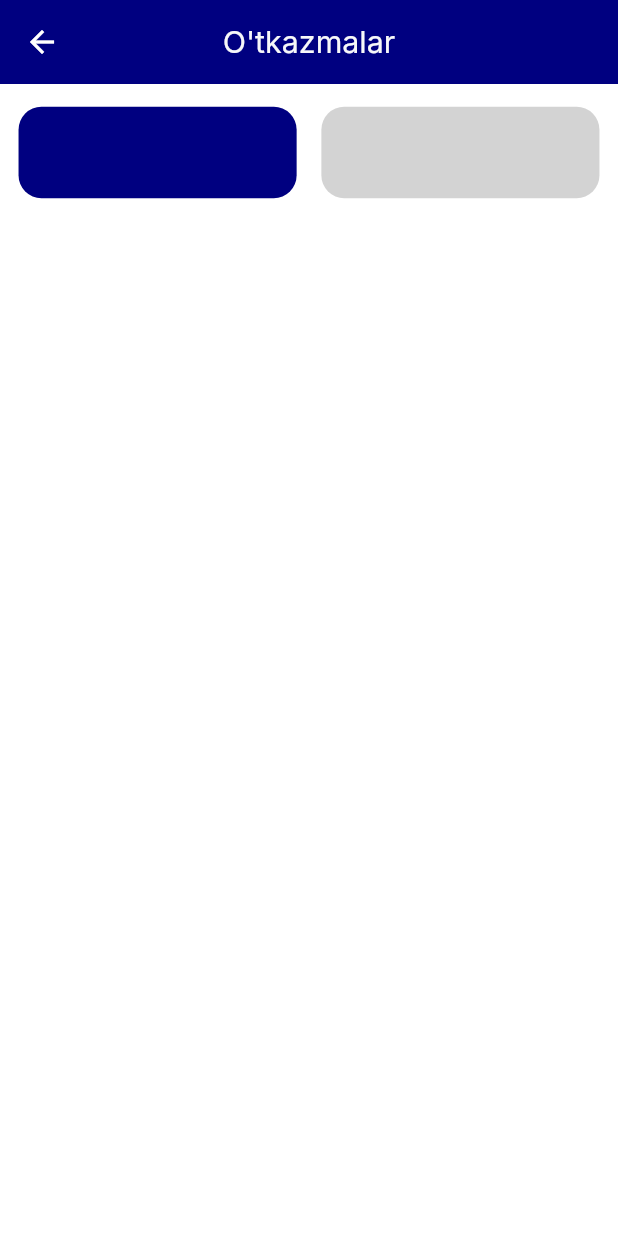
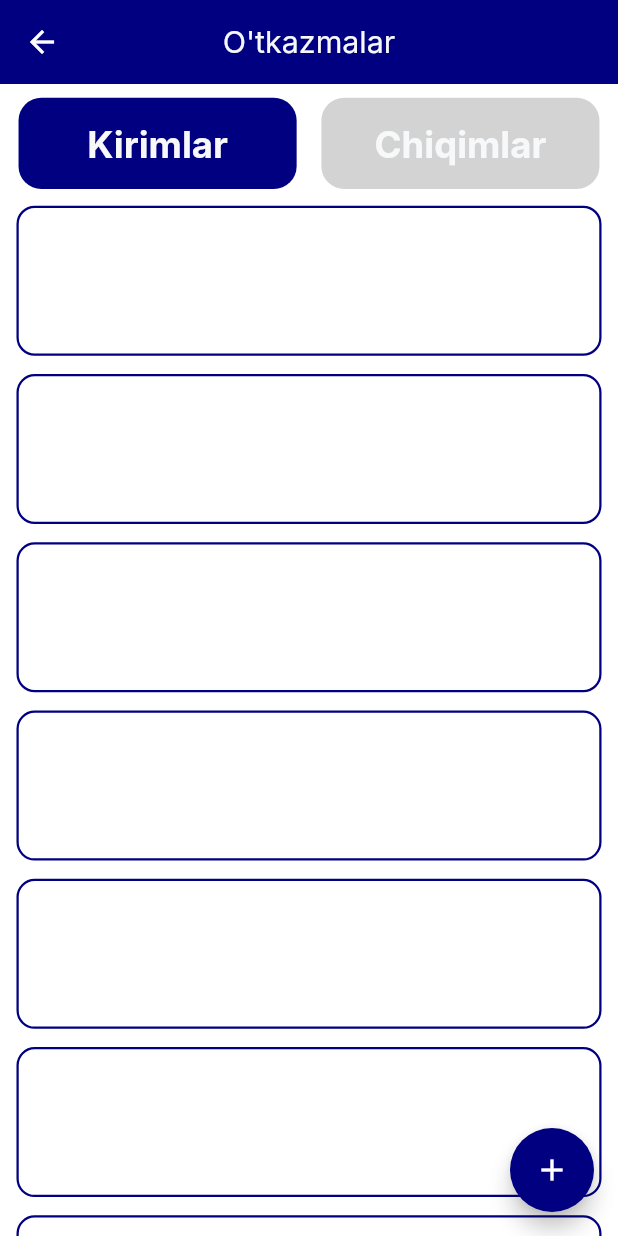
Before and after one commit to MobilDevelop/agent_007, a Flutter app: the TransferPage screen opened directly, on a phone screen of 412 x 824 dp. Run offline on Flutter 3.47's test engine with Material 2 defaults, Android fonts, the phone set to English and light mode, and no system bars; our stand-ins replace bloc, easy_localization, flutter_bloc, flutter_bounce, flutter_screenutil, flutter_svg and 5 more; missing offline and left inert: requests_inspector; accounts and stored records are empty; Roboto replaces fonts that are missing (Inter).

Commit message:
malumot yuklandi

```diff
--- a/lib/presentation/pages/expenses/components/expenses_widget1.dart
+++ b/lib/presentation/pages/expenses/components/expenses_widget1.dart
@@ -1,6 +1,7 @@
 import 'package:agent_007/presentation/assets/asset_index.dart';
 import 'package:flutter/material.dart';
 import 'package:flutter_svg/flutter_svg.dart';
+import 'package:gap/gap.dart';
 
 class ExpensesWidget1 extends StatelessWidget {
   const ExpensesWidget1({
@@ -50,11 +51,19 @@ class ExpensesWidget1 extends StatelessWidget {
                   ),
                 ],
               ),
-              Container(
-                height: 200,
-                width: double.maxFinite,
-                color: Colors.green,
-              )
+             Gap(ScreenSize.h10),
+             Container(
+              padding: EdgeInsets.only(right:28.w),
+               child: Row(
+                  mainAxisAlignment: MainAxisAlignment.spaceBetween,
+                  children: [
+                    Text("12 mln", style: AppTheme.data.textTheme.displaySmall),
+                    Text("12.06.2023",
+                        style: AppTheme.data.textTheme.displaySmall),
+                  ],
+                ),
+             ),
+
             ],
           ),
         ),
--- a/lib/presentation/pages/transfer/components/transfer_widget.dart
+++ b/lib/presentation/pages/transfer/components/transfer_widget.dart
@@ -20,7 +20,7 @@ class TransferWidget1 extends StatelessWidget {
   @override
   Widget build(BuildContext context) {
     return Column(children: [
-      Gap(ScreenSize.h10),
+      Gap(ScreenSize.h4),
       Container(
           height: 70.h,
           width: double.maxFinite,
@@ -31,6 +31,7 @@ class TransferWidget1 extends StatelessWidget {
               child: AnimatedContainer(
                   duration: const Duration(milliseconds: 800),
                   height: 60.h,
+                  alignment: Alignment.center,
                   width:
                       animationSize1 == 0 ? sizeWidth * 0.45 : animationSize1,
                   decoration: BoxDecoration(
@@ -41,7 +42,9 @@ class TransferWidget1 extends StatelessWidget {
                           AppIcons.left,
                           color: AppTheme.colors.secondary,
                         )
-                      : Container()),
+                      : Text("Kirimlar"
+                      ,maxLines: 1
+                      ,style: AppTheme.data.textTheme.headline5!.copyWith(color: AppTheme.colors.secondary))),
             ),
             Gap(sizeWidth * 0.04),
             GestureDetector(
@@ -51,6 +54,7 @@ class TransferWidget1 extends StatelessWidget {
                   height: 60.h,
                   width:
                       animationSize2 == 0 ? sizeWidth * 0.45 : animationSize2,
+                      alignment: Alignment.center,
                   decoration: BoxDecoration(
                       color: AppTheme.colors.gray,
                       borderRadius: BorderRadius.circular(15.r)),
@@ -59,7 +63,9 @@ class TransferWidget1 extends StatelessWidget {
                           AppIcons.right1,
                           color: AppTheme.colors.secondary,
                         )
-                      : Container()),
+                      :Text("Chiqimlar"
+                      ,maxLines: 1
+                      ,style: AppTheme.data.textTheme.headline5!.copyWith(color: AppTheme.colors.secondary))),
             )
           ]))
     ]);
--- a/lib/presentation/pages/transfer/transfer_page.dart
+++ b/lib/presentation/pages/transfer/transfer_page.dart
@@ -3,7 +3,6 @@ import 'package:agent_007/aplication/transfer/transfer_state.dart';
 import 'package:agent_007/presentation/assets/asset_index.dart';
 import 'package:flutter/material.dart';
 import 'package:flutter_bloc/flutter_bloc.dart';
-import 'package:gap/gap.dart';
 
 import 'components/transfer_widget.dart';
 
@@ -35,7 +34,30 @@ class TransferPage extends StatelessWidget {
                             animationSize2: cubit.animationSize2,
                             ontap: (int id) =>
                                 cubit.animationOntap(id, sizeWidth)),
+                        Expanded(
+                          child: ListView.builder(
+                            itemCount: 10,
+                            itemBuilder: (context, index) => Container(
+                              width: double.maxFinite,
+                              height: 100,
+
+
+                              margin: EdgeInsets.symmetric(vertical: ScreenSize.h6,horizontal: ScreenSize.w10),
+                              decoration: BoxDecoration(
+                                border: Border.all(
+                                  color: AppTheme.colors.primary,
+                                  width: 1.5
+                                ),
+                                borderRadius: BorderRadius.circular(12.r)
+                              ),
+                            )),
+                        )
                       ],
+                    ),
+                     floatingActionButton: FloatingActionButton(
+                      onPressed: () {},
+                      backgroundColor: AppTheme.colors.primary,
+                      child: const Icon(Icons.add),
                     ),
                   ));
         },
--- a/pubspec.yaml
+++ b/pubspec.yaml
@@ -44,7 +44,6 @@ dependencies:
   path: ^1.8.2
   url_launcher: ^6.1.9
   get_it: ^7.2.0
-  intl: ^0.17.0
   xml: ^6.0.0
   dropdown_search: ^3.0.1
   flutter_rounded_date_picker: ^3.0.2
```
Also changed, not shown: pubspec.lock, 8 other files.
